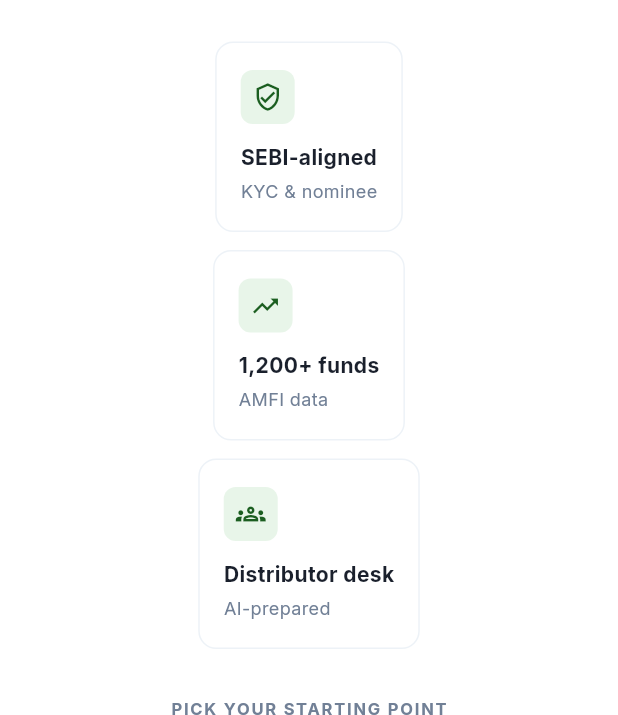
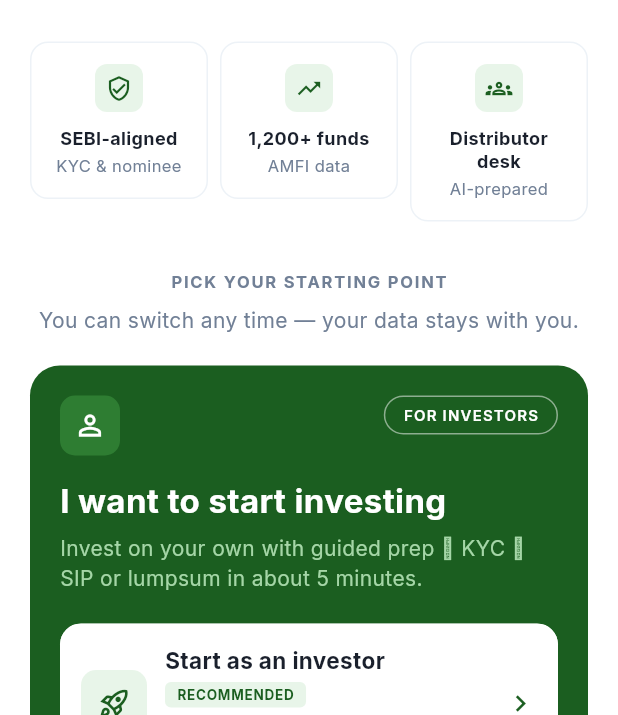
Before and after one commit to ebffintech/ramaniya_mobile, a Flutter app: the screen it shows after launch, on a phone screen of 412 x 824 dp, the part 521-1236 px from its top. Run offline on Flutter 3.47's test engine with Material 3 defaults, Android fonts, the light colour scheme and no system bars; our stand-ins replace google_fonts.

Commit message:
landing screen UI enhancement

```diff
--- a/lib/screens/landing_screen.dart
+++ b/lib/screens/landing_screen.dart
@@ -117,12 +117,7 @@
 class _FeatureCards extends StatelessWidget {
   const _FeatureCards();
 
-  @override
-  Widget build(BuildContext context) {
-    return LayoutBuilder(
-      builder: (context, constraints) {
-        final isNarrow = constraints.maxWidth < 520;
-        final cards = [
+  static const _cards = [
     _FeatureCardData(
       icon: Icons.verified_user_outlined,
       title: 'SEBI-aligned',
@@ -140,26 +135,16 @@
     ),
   ];
 
-        if (isNarrow) {
-          return Column(
+  @override
+  Widget build(BuildContext context) {
+    return Row(
+      crossAxisAlignment: CrossAxisAlignment.start,
       children: [
-              for (var i = 0; i < cards.length; i++) ...[
-                if (i > 0) const SizedBox(height: 12),
-                _FeatureCard(data: cards[i]),
+        for (var i = 0; i < _cards.length; i++) ...[
+          if (i > 0) const SizedBox(width: 8),
+          Expanded(child: _FeatureCard(data: _cards[i])),
         ],
       ],
-          );
-        }
-
-        return Row(
-          children: [
-            for (var i = 0; i < cards.length; i++) ...[
-              if (i > 0) const SizedBox(width: 12),
-              Expanded(child: _FeatureCard(data: cards[i])),
-            ],
-          ],
-        );
-      },
     );
   }
 }
@@ -184,18 +169,19 @@
   @override
   Widget build(BuildContext context) {
     return Container(
-      padding: const EdgeInsets.symmetric(horizontal: 16, vertical: 18),
+      padding: const EdgeInsets.symmetric(horizontal: 10, vertical: 14),
       decoration: BoxDecoration(
         color: AppColors.white,
         borderRadius: BorderRadius.circular(12),
         border: Border.all(color: AppColors.cardBorder),
       ),
       child: Column(
-        crossAxisAlignment: CrossAxisAlignment.start,
+        mainAxisSize: MainAxisSize.min,
+        crossAxisAlignment: CrossAxisAlignment.center,
         children: [
           Container(
-            width: 36,
-            height: 36,
+            width: 32,
+            height: 32,
             alignment: Alignment.center,
             decoration: BoxDecoration(
               color: AppColors.lightMintGreen,
@@ -203,24 +189,32 @@
             ),
             child: Icon(
               data.icon,
-              size: 20,
+              size: 18,
               color: AppColors.primaryDarkGreen,
             ),
           ),
-          const SizedBox(height: 12),
+          const SizedBox(height: 10),
           Text(
             data.title,
+            textAlign: TextAlign.center,
+            maxLines: 2,
+            overflow: TextOverflow.ellipsis,
             style: const TextStyle(
-              fontSize: 14,
+              fontSize: 12,
               fontWeight: FontWeight.w700,
+              height: 1.25,
               color: AppColors.headingDark,
             ),
           ),
           const SizedBox(height: 4),
           Text(
             data.subtitle,
+            textAlign: TextAlign.center,
+            maxLines: 2,
+            overflow: TextOverflow.ellipsis,
             style: const TextStyle(
-              fontSize: 12,
+              fontSize: 11,
+              height: 1.25,
               color: AppColors.bodyGray,
             ),
           ),
```
Lines whose indentation alone changed are shown as unchanged.
